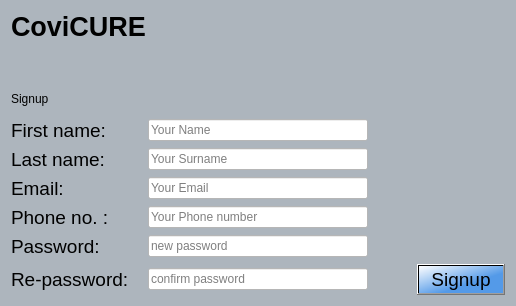
Qt form Forms/signup.ui (ayush-regmi/CoviCURE) before a commit.
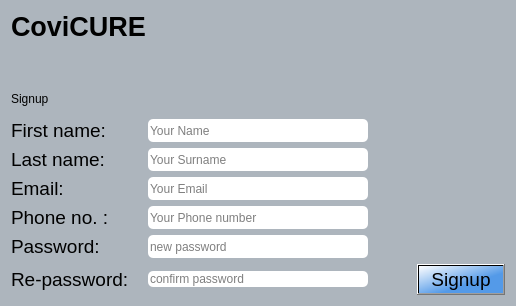
The same form after that commit.

Diff of the .ui file:
```diff
--- a/Forms/signup.ui
+++ b/Forms/signup.ui
@@ -117,6 +117,12 @@
      </item>
      <item row="3" column="1">
       <widget class="QLineEdit" name="lineEdit_password_4">
+       <property name="sizePolicy">
+        <sizepolicy hsizetype="Expanding" vsizetype="Preferred">
+         <horstretch>0</horstretch>
+         <verstretch>0</verstretch>
+        </sizepolicy>
+       </property>
        <property name="font">
         <font>
          <pointsize>9</pointsize>
@@ -124,7 +130,8 @@
         </font>
        </property>
        <property name="styleSheet">
-        <string notr="true">background-color: #fff</string>
+        <string notr="true">background-color: #fff;
+border-radius:5px;</string>
        </property>
        <property name="placeholderText">
         <string>Your Phone number</string>
@@ -153,6 +160,12 @@
        <property name="enabled">
         <bool>true</bool>
        </property>
+       <property name="sizePolicy">
+        <sizepolicy hsizetype="Expanding" vsizetype="Preferred">
+         <horstretch>0</horstretch>
+         <verstretch>0</verstretch>
+        </sizepolicy>
+       </property>
        <property name="font">
         <font>
          <pointsize>9</pointsize>
@@ -160,7 +173,8 @@
         </font>
        </property>
        <property name="styleSheet">
-        <string notr="true">background-color: #fff</string>
+        <string notr="true">background-color: #fff;
+border-radius:5px;</string>
        </property>
        <property name="placeholderText">
         <string>Your Name</string>
@@ -203,6 +217,12 @@
      </item>
      <item row="1" column="1">
       <widget class="QLineEdit" name="lineEdit_password">
+       <property name="sizePolicy">
+        <sizepolicy hsizetype="Expanding" vsizetype="Preferred">
+         <horstretch>0</horstretch>
+         <verstretch>0</verstretch>
+        </sizepolicy>
+       </property>
        <property name="font">
         <font>
          <pointsize>9</pointsize>
@@ -210,7 +230,8 @@
         </font>
        </property>
        <property name="styleSheet">
-        <string notr="true">background-color: #fff</string>
+        <string notr="true">background-color: #fff;
+border-radius:5px;</string>
        </property>
        <property name="placeholderText">
         <string>Your Surname</string>
@@ -219,6 +240,12 @@
      </item>
      <item row="2" column="1">
       <widget class="QLineEdit" name="lineEdit_password_2">
+       <property name="sizePolicy">
+        <sizepolicy hsizetype="Expanding" vsizetype="Preferred">
+         <horstretch>0</horstretch>
+         <verstretch>0</verstretch>
+        </sizepolicy>
+       </property>
        <property name="font">
         <font>
          <pointsize>9</pointsize>
@@ -226,7 +253,8 @@
         </font>
        </property>
        <property name="styleSheet">
-        <string notr="true">background-color: #fff</string>
+        <string notr="true">background-color: #fff;
+border-radius:5px;</string>
        </property>
        <property name="placeholderText">
         <string>Your Email</string>
@@ -235,6 +263,12 @@
      </item>
      <item row="4" column="1">
       <widget class="QLineEdit" name="lineEdit_password_3">
+       <property name="sizePolicy">
+        <sizepolicy hsizetype="Expanding" vsizetype="Preferred">
+         <horstretch>0</horstretch>
+         <verstretch>0</verstretch>
+        </sizepolicy>
+       </property>
        <property name="font">
         <font>
          <pointsize>9</pointsize>
@@ -242,7 +276,8 @@
         </font>
        </property>
        <property name="styleSheet">
-        <string notr="true">background-color: #fff</string>
+        <string notr="true">background-color: #fff;
+border-radius:5px;</string>
        </property>
        <property name="placeholderText">
         <string>new password</string>
@@ -251,6 +286,12 @@
      </item>
      <item row="5" column="1">
       <widget class="QLineEdit" name="lineEdit_password_5">
+       <property name="sizePolicy">
+        <sizepolicy hsizetype="Expanding" vsizetype="Fixed">
+         <horstretch>0</horstretch>
+         <verstretch>0</verstretch>
+        </sizepolicy>
+       </property>
        <property name="font">
         <font>
          <pointsize>9</pointsize>
@@ -258,7 +299,8 @@
         </font>
        </property>
        <property name="styleSheet">
-        <string notr="true">background-color: #fff</string>
+        <string notr="true">background-color: #fff;
+border-radius:5px;</string>
        </property>
        <property name="placeholderText">
         <string>confirm password</string>
```
